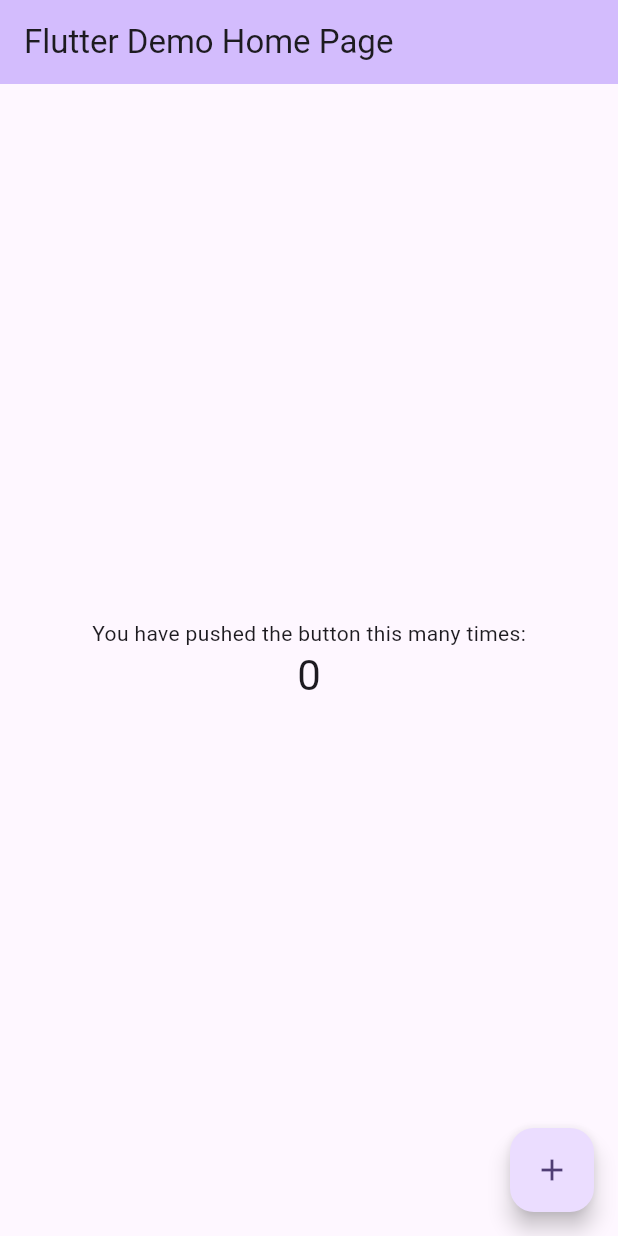
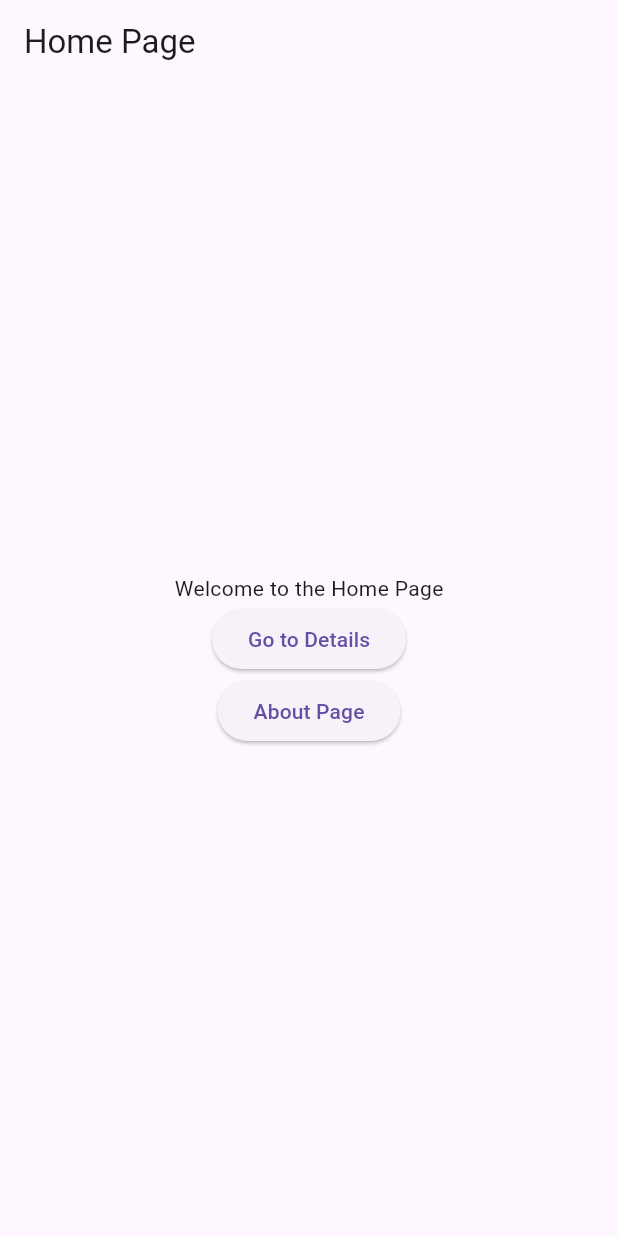
Before and after one commit to A00838521/ForaneoApp, a Flutter app: the screen it shows after launch, on a phone screen of 412 x 824 dp. Run offline on Flutter 3.47's test engine with Material 3 defaults, Android fonts, the phone set to English and light mode, and no system bars.

Commit message:
Base Prueba de Estructura de Paginas
Estructura basica de prueba

```diff
--- a/foraneoapp/lib/main.dart
+++ b/foraneoapp/lib/main.dart
@@ -1,125 +1,23 @@
 import 'package:flutter/material.dart';
+import 'package:foraneoapp/pages/home_page.dart';
 
 void main() {
-  runApp(const MyApp());
+  runApp(MyApp());
 }
 
 class MyApp extends StatelessWidget {
-  const MyApp({super.key});
-
-  // This widget is the root of your application.
   @override
   Widget build(BuildContext context) {
     return MaterialApp(
       title: 'Flutter Demo',
       theme: ThemeData(
-        // This is the theme of your application.
-        //
-        // TRY THIS: Try running your application with "flutter run". You'll see
-        // the application has a purple toolbar. Then, without quitting the app,
-        // try changing the seedColor in the colorScheme below to Colors.green
-        // and then invoke "hot reload" (save your changes or press the "hot
-        // reload" button in a Flutter-supported IDE, or press "r" if you used
-        // the command line to start the app).
-        //
-        // Notice that the counter didn't reset back to zero; the application
-        // state is not lost during the reload. To reset the state, use hot
-        // restart instead.
-        //
-        // This works for code too, not just values: Most code changes can be
-        // tested with just a hot reload.
-        colorScheme: ColorScheme.fromSeed(seedColor: Colors.deepPurple),
-        useMaterial3: true,
+        primarySwatch: Colors.blue,
       ),
-      home: const MyHomePage(title: 'Flutter Demo Home Page'),
+      home: HomePage(),
+      routes: {
+        '/details': (context) => DetailsPage(),
+        '/about': (context) => AboutPage(),
+      },
     );
   }
 }
-
-class MyHomePage extends StatefulWidget {
-  const MyHomePage({super.key, required this.title});
-
-  // This widget is the home page of your application. It is stateful, meaning
-  // that it has a State object (defined below) that contains fields that affect
-  // how it looks.
-
-  // This class is the configuration for the state. It holds the values (in this
-  // case the title) provided by the parent (in this case the App widget) and
-  // used by the build method of the State. Fields in a Widget subclass are
-  // always marked "final".
-
-  final String title;
-
-  @override
-  State<MyHomePage> createState() => _MyHomePageState();
-}
-
-class _MyHomePageState extends State<MyHomePage> {
-  int _counter = 0;
-
-  void _incrementCounter() {
-    setState(() {
-      // This call to setState tells the Flutter framework that something has
-      // changed in this State, which causes it to rerun the build method below
-      // so that the display can reflect the updated values. If we changed
-      // _counter without calling setState(), then the build method would not be
-      // called again, and so nothing would appear to happen.
-      _counter++;
-    });
-  }
-
-  @override
-  Widget build(BuildContext context) {
-    // This method is rerun every time setState is called, for instance as done
-    // by the _incrementCounter method above.
-    //
-    // The Flutter framework has been optimized to make rerunning build methods
-    // fast, so that you can just rebuild anything that needs updating rather
-    // than having to individually change instances of widgets.
-    return Scaffold(
-      appBar: AppBar(
-        // TRY THIS: Try changing the color here to a specific color (to
-        // Colors.amber, perhaps?) and trigger a hot reload to see the AppBar
-        // change color while the other colors stay the same.
-        backgroundColor: Theme.of(context).colorScheme.inversePrimary,
-        // Here we take the value from the MyHomePage object that was created by
-        // the App.build method, and use it to set our appbar title.
-        title: Text(widget.title),
-      ),
-      body: Center(
-        // Center is a layout widget. It takes a single child and positions it
-        // in the middle of the parent.
-        child: Column(
-          // Column is also a layout widget. It takes a list of children and
-          // arranges them vertically. By default, it sizes itself to fit its
-          // children horizontally, and tries to be as tall as its parent.
-          //
-          // Column has various properties to control how it sizes itself and
-          // how it positions its children. Here we use mainAxisAlignment to
-          // center the children vertically; the main axis here is the vertical
-          // axis because Columns are vertical (the cross axis would be
-          // horizontal).
-          //
-          // TRY THIS: Invoke "debug painting" (choose the "Toggle Debug Paint"
-          // action in the IDE, or press "p" in the console), to see the
-          // wireframe for each widget.
-          mainAxisAlignment: MainAxisAlignment.center,
-          children: <Widget>[
-            const Text(
-              'You have pushed the button this many times:',
-            ),
-            Text(
-              '$_counter',
-              style: Theme.of(context).textTheme.headlineMedium,
-            ),
-          ],
-        ),
-      ),
-      floatingActionButton: FloatingActionButton(
-        onPressed: _incrementCounter,
-        tooltip: 'Increment',
-        child: const Icon(Icons.add),
-      ), // This trailing comma makes auto-formatting nicer for build methods.
-    );
-  }
-}
--- /dev/null
+++ b/foraneoapp/lib/pages/about_page.dart
@@ -0,0 +1,15 @@
+import 'package:flutter/material.dart';
+
+class AboutPage extends StatelessWidget {
+  @override
+  Widget build(BuildContext context) {
+    return Scaffold(
+      appBar: AppBar(
+        title: Text('About Page'),
+      ),
+      body: Center(
+        child: Text('This is the about page'),
+      ),
+    );
+  }
+}
--- /dev/null
+++ b/foraneoapp/lib/pages/details_page.dart
@@ -0,0 +1,15 @@
+import 'package:flutter/material.dart';
+
+class DetailsPage extends StatelessWidget {
+  @override
+  Widget build(BuildContext context) {
+    return Scaffold(
+      appBar: AppBar(
+        title: Text('Details Page'),
+      ),
+      body: Center(
+        child: Text('This is the details page'),
+      ),
+    );
+  }
+}
--- /dev/null
+++ b/foraneoapp/lib/pages/home_page.dart
@@ -0,0 +1,32 @@
+import 'package:flutter/material.dart';
+
+class HomePage extends StatelessWidget {
+  @override
+  Widget build(BuildContext context) {
+    return Scaffold(
+      appBar: AppBar(
+        title: Text('Home Page'),
+      ),
+      body: Center(
+        child: Column(
+          mainAxisAlignment: MainAxisAlignment.center,
+          children: <Widget>[
+            Text('Welcome to the Home Page'),
+            ElevatedButton(
+              onPressed: () {
+                Navigator.pushNamed(context, '/details');
+              },
+              child: Text('Go to Details'),
+            ),
+            ElevatedButton(
+              onPressed: () {
+                Navigator.pushNamed(context, '/about');
+              },
+              child: Text('About Page'),
+            ),
+          ],
+        ),
+      ),
+    );
+  }
+}
```
